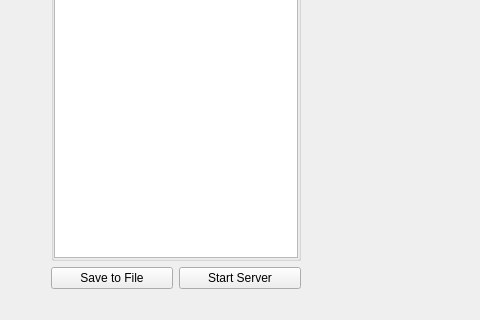
First picture: the form in logger.ui, repository akshaybabloo/DataLogger, before the edit; both pictures show x 324 to 804 and y 280 to 600 of the 1000 by 600 pixel window.
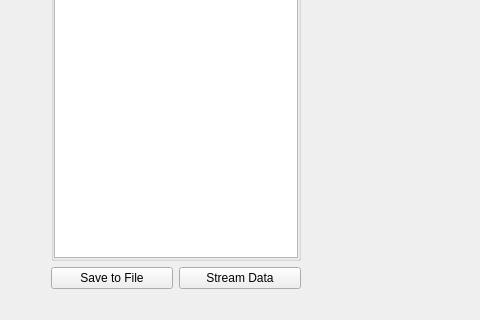
Second picture: the form after the edit.

Commit message: stream button text updated

Patch:
```diff
--- a/logger.ui
+++ b/logger.ui
@@ -78,7 +78,7 @@
            <string/>
           </property>
           <property name="text">
-           <string>Start Server</string>
+           <string>Stream Data</string>
           </property>
           <property name="checkable">
            <bool>true</bool>
```
The commit also changes 1 other file.
